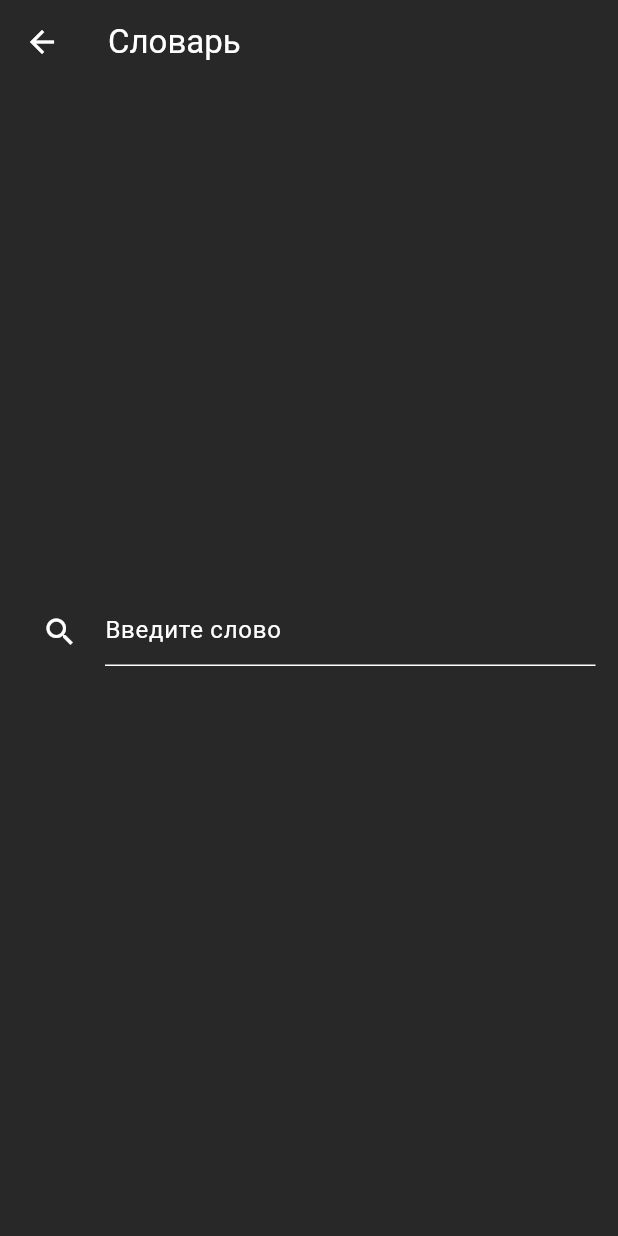
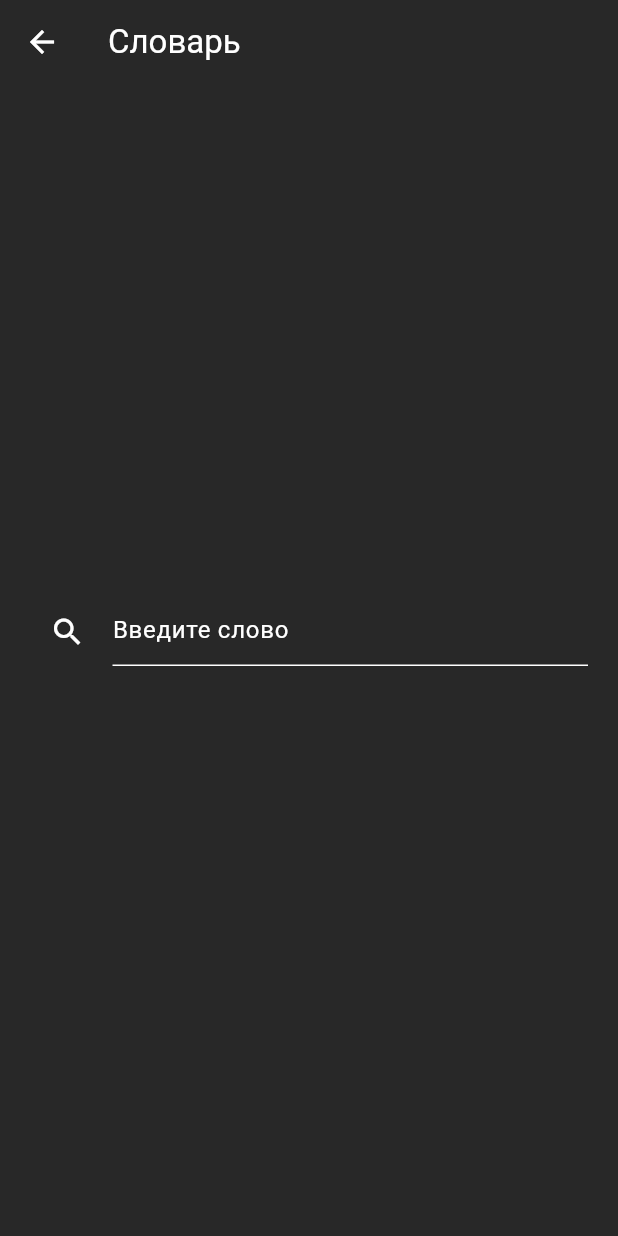
Before and after one commit to al-march/flutter_dictionary, a Flutter app: the screen it shows after launch, after a tap on "К словарю", on a phone screen of 412 x 824 dp. Run offline on Flutter 3.47's test engine with Material 2 defaults, Android fonts, the phone set to English and light mode, and no system bars.

Commit message:
dict screen layout

```diff
--- a/lib/components/word_card.dart
+++ b/lib/components/word_card.dart
@@ -6,9 +6,11 @@ class WordCard extends StatefulWidget {
   const WordCard({
     super.key,
     this.dto,
+    this.onSave,
   });
 
   final WordDto? dto;
+  final Function? onSave;
 
   @override
   State<WordCard> createState() => _WordCardState();
@@ -26,6 +28,9 @@ class _WordCardState extends State<WordCard> {
 
   @override
   Widget build(BuildContext context) {
+    var theme = Theme.of(context);
+    var colors = theme.colorScheme;
+
     if (widget.dto != null) {
       if (widget.dto != null) {
         if (widget.dto!.definitions.isNotEmpty) {
@@ -44,6 +49,8 @@ class _WordCardState extends State<WordCard> {
       }
 
       return Card(
+        elevation: 10,
+        color: colors.surface,
         child: Container(
           padding: const EdgeInsets.all(20),
           child: Column(
@@ -54,12 +61,12 @@ class _WordCardState extends State<WordCard> {
                     widget.dto!.name,
                     style: const TextStyle(fontSize: 30),
                   ),
-                  const SizedBox(width: 5),
+                  const SizedBox(width: 2),
                   Text(
                     widget.dto!.type,
-                    style: const TextStyle(
+                    style: TextStyle(
                       fontSize: 15,
-                      color: Colors.grey,
+                      color: colors.onSurface.withOpacity(0.6),
                     ),
                   ),
                 ],
@@ -73,7 +80,7 @@ class _WordCardState extends State<WordCard> {
                         child: Text(
                           ru,
                           style: TextStyle(
-                            color: Colors.black.withOpacity(0.5),
+                            color: colors.onSurface.withOpacity(0.6),
                           ),
                           textAlign: TextAlign.start,
                         ),
@@ -86,6 +93,21 @@ class _WordCardState extends State<WordCard> {
                       Flexible(child: Text(definition)),
                     ],
                   ),
+                  const SizedBox(height: 12),
+                  Row(
+                    mainAxisAlignment: MainAxisAlignment.end,
+                    children: [
+                      ElevatedButton(
+                        onPressed: () {
+                          widget.onSave?.call();
+                        },
+                        child: Container(
+                          padding: const EdgeInsets.all(4.0),
+                          child: const Text('Учить'),
+                        ),
+                      )
+                    ],
+                  )
                 ],
               ),
             ],
--- a/lib/screens/dictionary_screen.dart
+++ b/lib/screens/dictionary_screen.dart
@@ -1,5 +1,6 @@
 import 'dart:convert';
 
+import 'package:dictionary/components/template/center_scroll.dart';
 import 'package:dictionary/models/dto/word_dto.dart';
 import 'package:flutter/material.dart';
 import 'package:http/http.dart' as http;
@@ -16,7 +17,6 @@ class DictionaryScreen extends StatefulWidget {
 
 class _DictionaryScreenState extends State<DictionaryScreen> {
   WordDto? wordDto;
-  PageController _controller = PageController(keepPage: true);
 
   onSubmit(String word) async {
     try {
@@ -38,22 +38,14 @@ class _DictionaryScreenState extends State<DictionaryScreen> {
       appBar: AppBar(
         title: const Text('Словарь'),
       ),
-      body: Container(
-        height: MediaQuery.of(context).size.height,
-        child: PageView(
-          scrollDirection: Axis.vertical,
-          controller: _controller,
-          pageSnapping: true,
+      body: CenterScroll(
+        child: Column(
           children: [
             Container(
-              padding: const EdgeInsets.all(15.0),
+              padding: const EdgeInsets.all(20.0),
               constraints: const BoxConstraints(minWidth: 300, maxWidth: 500),
               child: Column(
-                mainAxisAlignment: MainAxisAlignment.center,
                 children: [
-                  // const Image(
-                  //   image: AssetImage('assets/images/todo-man.png'),
-                  // ),
                   SearchWord(onSubmit: onSubmit),
                   const SizedBox(height: 20),
                   WordCard(dto: wordDto)
```
